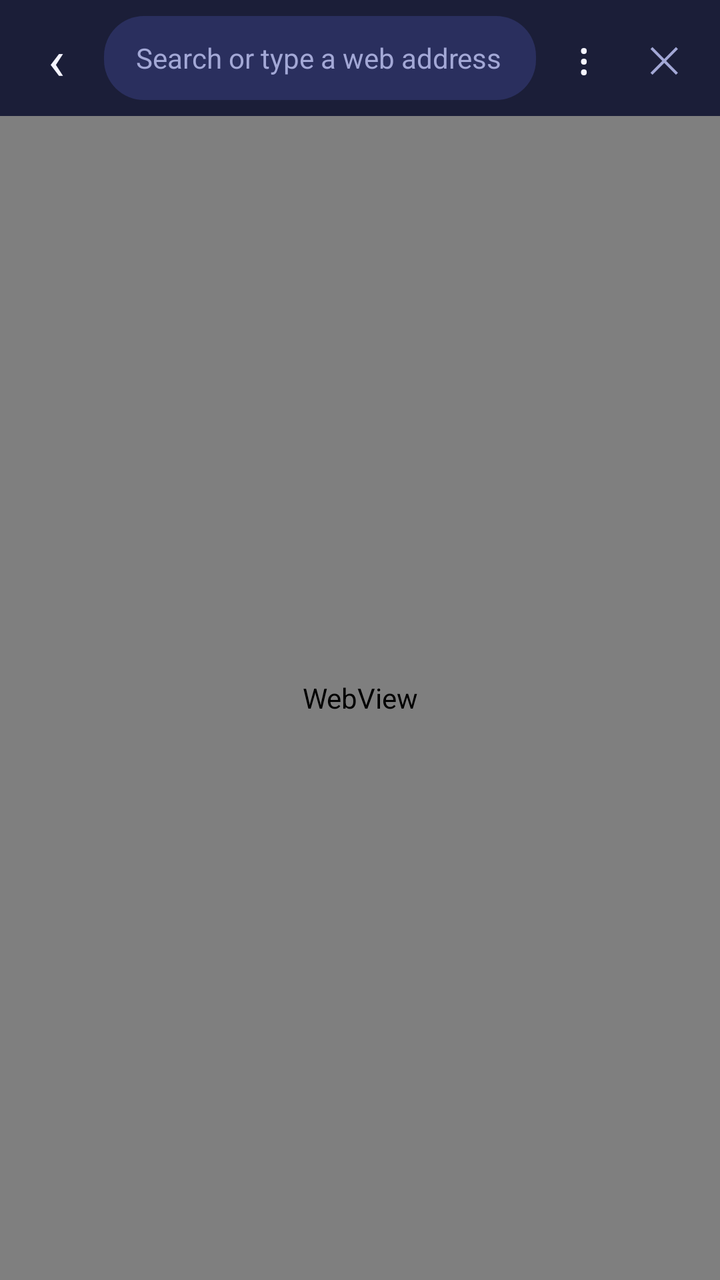
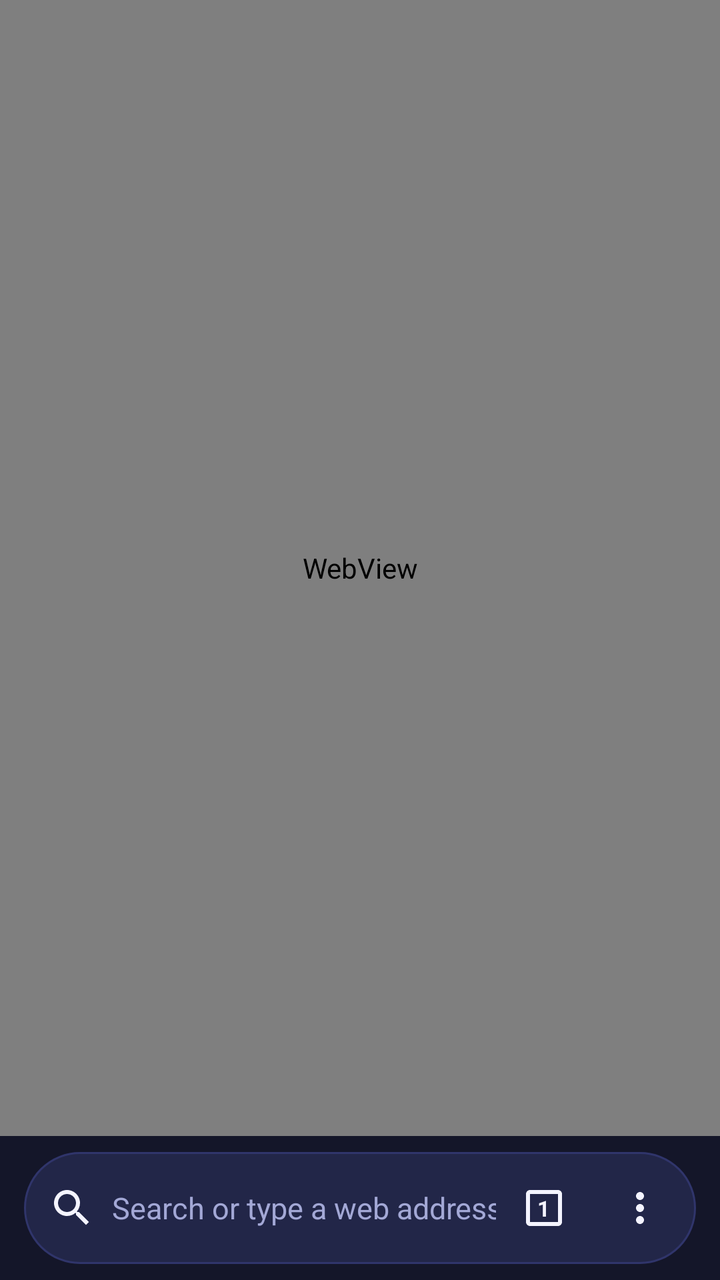

Before-and-after screenshots of an Android layout around one commit, followed by the original layout XML and the change that was made.
<!-- AndroidManifest.xml: application theme Theme.Hub -->
<!-- res/layout/activity_browser.xml -->
<?xml version="1.0" encoding="utf-8"?>
<LinearLayout xmlns:android="http://schemas.android.com/apk/res/android"
    android:layout_width="match_parent"
    android:layout_height="match_parent"
    android:background="@color/br_bg"
    android:orientation="vertical">

    <LinearLayout
        android:layout_width="match_parent"
        android:layout_height="wrap_content"
        android:background="@color/br_surface"
        android:gravity="center_vertical"
        android:orientation="horizontal"
        android:padding="8dp">

        <TextView
            android:id="@+id/back"
            android:layout_width="40dp"
            android:layout_height="40dp"
            android:background="?attr/selectableItemBackgroundBorderless"
            android:gravity="center"
            android:text="‹"
            android:textColor="@color/br_text"
            android:textSize="28sp" />

        <EditText
            android:id="@+id/url"
            android:layout_width="0dp"
            android:layout_height="42dp"
            android:layout_marginStart="4dp"
            android:layout_marginEnd="4dp"
            android:layout_weight="1"
            android:background="@drawable/br_chip"
            android:hint="Search or type a web address"
            android:imeOptions="actionGo"
            android:importantForAutofill="no"
            android:inputType="textUri"
            android:maxLines="1"
            android:paddingStart="16dp"
            android:paddingEnd="16dp"
            android:selectAllOnFocus="true"
            android:textColor="@color/br_text"
            android:textColorHint="@color/br_sub"
            android:textSize="14sp" />

        <TextView
            android:id="@+id/menu"
            android:layout_width="40dp"
            android:layout_height="40dp"
            android:background="?attr/selectableItemBackgroundBorderless"
            android:gravity="center"
            android:text="⋮"
            android:textColor="@color/br_text"
            android:textSize="22sp" />

        <TextView
            android:id="@+id/close"
            android:layout_width="40dp"
            android:layout_height="40dp"
            android:background="?attr/selectableItemBackgroundBorderless"
            android:gravity="center"
            android:text="✕"
            android:textColor="@color/br_sub"
            android:textSize="18sp" />
    </LinearLayout>

    <ProgressBar
        android:id="@+id/progress"
        style="?android:attr/progressBarStyleHorizontal"
        android:layout_width="match_parent"
        android:layout_height="3dp"
        android:max="100"
        android:progressTint="@color/br_accent"
        android:visibility="gone" />

    <FrameLayout
        android:layout_width="match_parent"
        android:layout_height="0dp"
        android:layout_weight="1">

        <WebView
            android:id="@+id/web"
            android:layout_width="match_parent"
            android:layout_height="match_parent" />

        <TextView
            android:id="@+id/chip"
            android:layout_width="wrap_content"
            android:layout_height="wrap_content"
            android:layout_gravity="bottom|end"
            android:layout_margin="18dp"
            android:background="@drawable/br_chip_accent"
            android:paddingStart="18dp"
            android:paddingTop="12dp"
            android:paddingEnd="18dp"
            android:paddingBottom="12dp"
            android:textColor="#1A1020"
            android:textSize="15sp"
            android:textStyle="bold"
            android:visibility="gone" />

        <LinearLayout
            android:id="@+id/panel"
            android:layout_width="match_parent"
            android:layout_height="360dp"
            android:layout_gravity="bottom"
            android:background="@color/br_surface"
            android:orientation="vertical"
            android:visibility="gone">

            <LinearLayout
                android:layout_width="match_parent"
                android:layout_height="wrap_content"
                android:gravity="center_vertical"
                android:orientation="horizontal"
                android:padding="16dp">

                <TextView
                    android:layout_width="0dp"
                    android:layout_height="wrap_content"
                    android:layout_weight="1"
                    android:text="Found on this page"
                    android:textColor="@color/br_text"
                    android:textSize="17sp"
                    android:textStyle="bold" />

                <TextView
                    android:id="@+id/panelClose"
                    android:layout_width="wrap_content"
                    android:layout_height="wrap_content"
                    android:padding="6dp"
                    android:text="Close"
                    android:textColor="@color/br_accent"
                    android:textSize="14sp" />
            </LinearLayout>

            <ScrollView
                android:layout_width="match_parent"
                android:layout_height="0dp"
                android:layout_weight="1">

                <LinearLayout
                    android:id="@+id/panelList"
                    android:layout_width="match_parent"
                    android:layout_height="wrap_content"
                    android:orientation="vertical"
                    android:paddingStart="16dp"
                    android:paddingEnd="16dp"
                    android:paddingBottom="16dp" />
            </ScrollView>
        </LinearLayout>
    </FrameLayout>
</LinearLayout>
<!-- resources referenced by this layout -->
<resources>
  <color name="br_sub">#A3A8D6</color>
  <!-- drawable br_chip (drawable) -->
  <?xml version="1.0" encoding="utf-8"?>
  <shape xmlns:android="http://schemas.android.com/apk/res/android" android:shape="rectangle">
      <solid android:color="#2A2F5E" />
      <corners android:radius="20dp" />
  </shape>
  <color name="text">#F4F4FF</color>
  <color name="bg">#141629</color>
  <!-- unchanged entries left out for length: 8 -->
</resources>

<!-- the commit's change to res/layout/activity_browser.xml (unified diff, before → after) -->
@@ -4,74 +4,6 @@
     android:layout_height="match_parent"
     android:background="@color/br_bg"
     android:orientation="vertical">
-
-    <LinearLayout
-        android:layout_width="match_parent"
-        android:layout_height="wrap_content"
-        android:background="@color/br_surface"
-        android:gravity="center_vertical"
-        android:orientation="horizontal"
-        android:padding="8dp">
-
-        <TextView
-            android:id="@+id/back"
-            android:layout_width="40dp"
-            android:layout_height="40dp"
-            android:background="?attr/selectableItemBackgroundBorderless"
-            android:gravity="center"
-            android:text="‹"
-            android:textColor="@color/br_text"
-            android:textSize="28sp" />
-
-        <EditText
-            android:id="@+id/url"
-            android:layout_width="0dp"
-            android:layout_height="42dp"
-            android:layout_marginStart="4dp"
-            android:layout_marginEnd="4dp"
-            android:layout_weight="1"
-            android:background="@drawable/br_chip"
-            android:hint="Search or type a web address"
-            android:imeOptions="actionGo"
-            android:importantForAutofill="no"
-            android:inputType="textUri"
-            android:maxLines="1"
-            android:paddingStart="16dp"
-            android:paddingEnd="16dp"
-            android:selectAllOnFocus="true"
-            android:textColor="@color/br_text"
-            android:textColorHint="@color/br_sub"
-            android:textSize="14sp" />
-
-        <TextView
-            android:id="@+id/menu"
-            android:layout_width="40dp"
-            android:layout_height="40dp"
-            android:background="?attr/selectableItemBackgroundBorderless"
-            android:gravity="center"
-            android:text="⋮"
-            android:textColor="@color/br_text"
-            android:textSize="22sp" />
-
-        <TextView
-            android:id="@+id/close"
-            android:layout_width="40dp"
-            android:layout_height="40dp"
-            android:background="?attr/selectableItemBackgroundBorderless"
-            android:gravity="center"
-            android:text="✕"
-            android:textColor="@color/br_sub"
-            android:textSize="18sp" />
-    </LinearLayout>
-
-    <ProgressBar
-        android:id="@+id/progress"
-        style="?android:attr/progressBarStyleHorizontal"
-        android:layout_width="match_parent"
-        android:layout_height="3dp"
-        android:max="100"
-        android:progressTint="@color/br_accent"
-        android:visibility="gone" />
 
     <FrameLayout
         android:layout_width="match_parent"
@@ -149,5 +81,132 @@
                     android:paddingBottom="16dp" />
             </ScrollView>
         </LinearLayout>
+
+        
+        <ScrollView
+            android:id="@+id/suggest"
+            android:layout_width="match_parent"
+            android:layout_height="wrap_content"
+            android:layout_gravity="bottom"
+            android:layout_marginStart="12dp"
+            android:layout_marginEnd="12dp"
+            android:layout_marginBottom="4dp"
+            android:background="@drawable/q_card"
+            android:overScrollMode="never"
+            android:visibility="gone">
+
+            <LinearLayout
+                android:id="@+id/suggestList"
+                android:layout_width="match_parent"
+                android:layout_height="wrap_content"
+                android:orientation="vertical" />
+        </ScrollView>
+    </FrameLayout>
+
+    
+    <FrameLayout
+        android:id="@+id/pillWrap"
+        android:layout_width="match_parent"
+        android:layout_height="72dp"
+        android:focusableInTouchMode="true"
+        android:paddingTop="8dp"
+        android:paddingBottom="8dp">
+
+        <LinearLayout
+            android:id="@+id/pill"
+            android:layout_width="match_parent"
+            android:layout_height="56dp"
+            android:layout_gravity="center_horizontal|bottom"
+            android:layout_marginStart="12dp"
+            android:layout_marginEnd="12dp"
+            android:background="@drawable/q_pill"
+            android:gravity="center_vertical"
+            android:orientation="horizontal"
+            android:paddingStart="4dp"
+            android:paddingEnd="4dp">
+
+            <ImageView
+                android:id="@+id/secure"
+                android:layout_width="40dp"
+                android:layout_height="match_parent"
+                android:contentDescription="Search"
+                android:scaleType="center"
+                android:src="@drawable/q_ic_search" />
+
+            <EditText
+                android:id="@+id/url"
+                android:layout_width="0dp"
+                android:layout_height="match_parent"
+                android:layout_weight="1"
+                android:background="@null"
+                android:hint="Search or type a web address"
+                android:imeOptions="actionGo"
+                android:importantForAutofill="no"
+                android:inputType="textUri"
+                android:maxLines="1"
+                android:selectAllOnFocus="true"
+                android:textColor="@color/q_text"
+                android:textColorHint="@color/q_text_sub"
+                android:textSize="15sp" />
+
+            <ImageView
+                android:id="@+id/clearUrl"
+                android:layout_width="48dp"
+                android:layout_height="48dp"
+                android:background="?attr/selectableItemBackgroundBorderless"
+                android:contentDescription="Clear address"
+                android:scaleType="center"
+                android:src="@drawable/q_ic_close"
+                android:visibility="gone" />
+
+            <FrameLayout
+                android:id="@+id/tabsBtn"
+                android:layout_width="48dp"
+                android:layout_height="48dp"
+                android:background="?attr/selectableItemBackgroundBorderless"
+                android:contentDescription="Tabs">
+
+                <ImageView
+                    android:layout_width="24dp"
+                    android:layout_height="24dp"
+                    android:layout_gravity="center"
+                    android:importantForAccessibility="no"
+                    android:src="@drawable/q_ic_tabs" />
+
+                <TextView
+                    android:id="@+id/tabCount"
+                    android:layout_width="wrap_content"
+                    android:layout_height="wrap_content"
+                    android:layout_gravity="center"
+                    android:importantForAccessibility="no"
+                    android:text="1"
+                    android:textColor="@color/q_text"
+                    android:textSize="11sp"
+                    android:textStyle="bold" />
+            </FrameLayout>
+
+            <ImageView
+                android:id="@+id/menu"
+                android:layout_width="48dp"
+                android:layout_height="48dp"
+                android:background="?attr/selectableItemBackgroundBorderless"
+                android:contentDescription="More options"
+                android:scaleType="center"
+                android:src="@drawable/q_ic_more" />
+        </LinearLayout>
+
+        
+        <ProgressBar
+            android:id="@+id/progress"
+            style="?android:attr/progressBarStyleHorizontal"
+            android:layout_width="match_parent"
+            android:layout_height="3dp"
+            android:layout_gravity="bottom"
+            android:layout_marginStart="36dp"
+            android:layout_marginEnd="36dp"
+            android:indeterminate="false"
+            android:max="100"
+            android:progressDrawable="@drawable/q_progress"
+            android:visibility="gone" />
     </FrameLayout>
 </LinearLayout>
<!-- resource entries referenced after the edit -->
@@ -1,12 +1,86 @@
 <!-- resources referenced by this layout -->
 <resources>
-  <color name="br_sub">#A3A8D6</color>
-  <!-- drawable br_chip (drawable) -->
+  <color name="q_text">#FFF4F4FF</color>
+  <color name="q_text_sub">#FFA3A8D6</color>
+  <!-- drawable q_card (drawable) -->
   <?xml version="1.0" encoding="utf-8"?>
   <shape xmlns:android="http://schemas.android.com/apk/res/android" android:shape="rectangle">
-      <solid android:color="#2A2F5E" />
-      <corners android:radius="20dp" />
+      <solid android:color="@color/q_surface_hi" />
+      <corners android:radius="@dimen/q_card_radius" />
+      <stroke android:width="@dimen/q_stroke" android:color="@color/q_outline" />
   </shape>
+  <!-- drawable q_ic_close (drawable) -->
+  <?xml version="1.0" encoding="utf-8"?>
+  <vector xmlns:android="http://schemas.android.com/apk/res/android"
+      android:width="24dp"
+      android:height="24dp"
+      android:viewportWidth="24"
+      android:viewportHeight="24"
+      android:tint="@color/q_icon">
+      <path android:fillColor="#FF000000" android:pathData="M19,6.41L17.59,5 12,10.59 6.41,5 5,6.41 10.59,12 5,17.59 6.41,19 12,13.41 17.59,19 19,17.59 13.41,12z" />
+  </vector>
+  <!-- drawable q_ic_more (drawable) -->
+  <?xml version="1.0" encoding="utf-8"?>
+  <vector xmlns:android="http://schemas.android.com/apk/res/android"
+      android:width="24dp"
+      android:height="24dp"
+      android:viewportWidth="24"
+      android:viewportHeight="24"
+      android:tint="@color/q_icon">
+      <path android:fillColor="#FF000000" android:pathData="M12,8c1.1,0 2,-0.9 2,-2s-0.9,-2 -2,-2 -2,0.9 -2,2 0.9,2 2,2zM12,10c-1.1,0 -2,0.9 -2,2s0.9,2 2,2 2,-0.9 2,-2 -0.9,-2 -2,-2zM12,16c-1.1,0 -2,0.9 -2,2s0.9,2 2,2 2,-0.9 2,-2 -0.9,-2 -2,-2z" />
+  </vector>
+  <!-- drawable q_ic_search (drawable) -->
+  <?xml version="1.0" encoding="utf-8"?>
+  <vector xmlns:android="http://schemas.android.com/apk/res/android"
+      android:width="24dp"
+      android:height="24dp"
+      android:viewportWidth="24"
+      android:viewportHeight="24"
+      android:tint="@color/q_icon">
+      <path android:fillColor="#FF000000" android:pathData="M15.5,14h-0.79l-0.28,-0.27C15.41,12.59 16,11.11 16,9.5 16,5.91 13.09,3 9.5,3S3,5.91 3,9.5 5.91,16 9.5,16c1.61,0 3.09,-0.59 4.23,-1.57l0.27,0.28v0.79l5,4.99L20.49,19l-4.99,-5zM9.5,14C7.01,14 5,11.99 5,9.5S7.01,5 9.5,5 14,7.01 14,9.5 11.99,14 9.5,14z" />
+  </vector>
+  <!-- drawable q_ic_tabs (drawable) -->
+  <?xml version="1.0" encoding="utf-8"?>
+  <vector xmlns:android="http://schemas.android.com/apk/res/android"
+      android:width="24dp"
+      android:height="24dp"
+      android:viewportWidth="24"
+      android:viewportHeight="24"
+      android:tint="@color/q_icon">
+      <path android:fillColor="#FF000000" android:fillType="evenOdd" android:pathData="M5,3h14c1.1,0 2,0.9 2,2v14c0,1.1 -0.9,2 -2,2H5c-1.1,0 -2,-0.9 -2,-2V5c0,-1.1 0.9,-2 2,-2zM5,5v14h14V5H5z" />
+  </vector>
+  <!-- drawable q_pill (drawable) -->
+  <?xml version="1.0" encoding="utf-8"?>
+  <shape xmlns:android="http://schemas.android.com/apk/res/android" android:shape="rectangle">
+      <solid android:color="@color/q_surface_hi" />
+      <corners android:radius="@dimen/q_pill_radius" />
+      <stroke android:width="@dimen/q_stroke" android:color="@color/q_outline" />
+  </shape>
+  <!-- drawable q_progress (drawable) -->
+  <?xml version="1.0" encoding="utf-8"?>
+  <layer-list xmlns:android="http://schemas.android.com/apk/res/android">
+      <item android:id="@android:id/background">
+          <shape android:shape="rectangle">
+              <solid android:color="@color/q_outline" />
+              <corners android:radius="2dp" />
+          </shape>
+      </item>
+      <item android:id="@android:id/progress">
+          <clip>
+              <shape android:shape="rectangle">
+                  <solid android:color="@color/q_accent" />
+                  <corners android:radius="2dp" />
+              </shape>
+          </clip>
+      </item>
+  </layer-list>
+  <color name="q_surface_hi">#FF222648</color>
+  <dimen name="q_card_radius">16dp</dimen>
+  <dimen name="q_stroke">1dp</dimen>
+  <color name="q_outline">#FF30356B</color>
+  <color name="q_icon">#FFF4F4FF</color>
+  <dimen name="q_pill_radius">28dp</dimen>
+  <color name="q_accent">#FFFF8A5B</color>
   <color name="text">#F4F4FF</color>
   <color name="bg">#141629</color>
   <!-- unchanged entries left out for length: 8 -->
